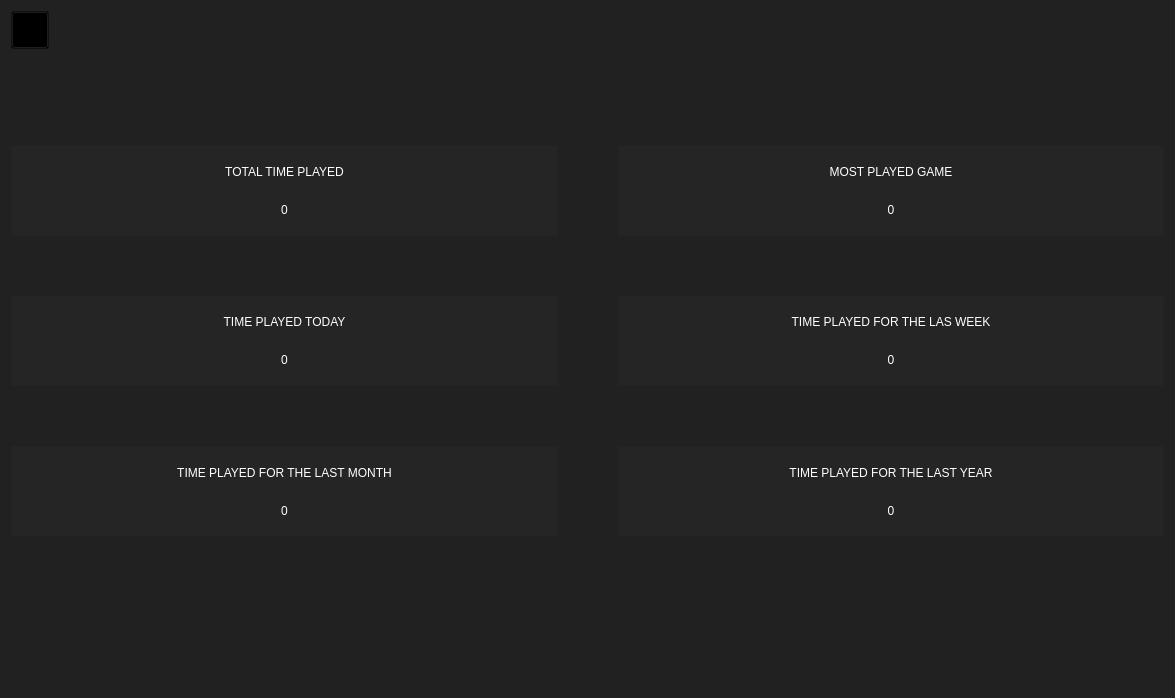
illud/crono, file stats.ui: the form before one commit.
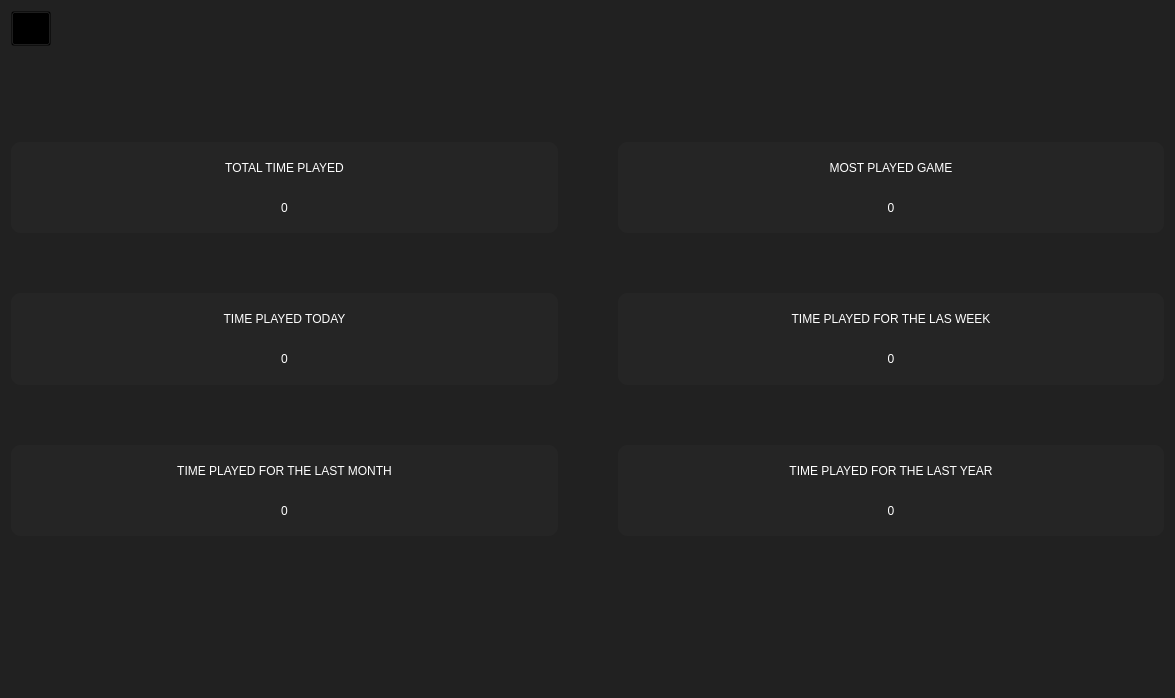
The form after the commit. Icons and pictures are not drawn.

What changed in the file:
```diff
--- a/stats.ui
+++ b/stats.ui
@@ -27,8 +27,8 @@
      </property>
      <property name="minimumSize">
       <size>
-       <width>25</width>
-       <height>25</height>
+       <width>35</width>
+       <height>35</height>
       </size>
      </property>
      <property name="cursor">
@@ -36,14 +36,15 @@
      </property>
      <property name="styleSheet">
       <string notr="true">QPushButton#btnReload { 
-	border-image: url(:/reload.png) strecth ;
+background-color:transparent;
+	/*border-image: url(:/reload.png) strecth ;
     background-repeat: no-repeat;
 	background-size: 20px 20px;
     background-color:  transparent;
  	width: 30px;
     height: 30px;
 
-	/*font: 900 9pt &quot;Arial Black&quot;;*/
+	font: 900 9pt &quot;Arial Black&quot;;*/
 	/*color: rgb(255, 255, 255);*/
     /*border: 1px;*/
 	/*border-color: rgb(255, 255, 255);*/
@@ -68,6 +69,17 @@
      <property name="text">
       <string/>
      </property>
+     <property name="icon">
+      <iconset>
+       <normalon>:/reload.png</normalon>
+      </iconset>
+     </property>
+     <property name="iconSize">
+      <size>
+       <width>33</width>
+       <height>33</height>
+      </size>
+     </property>
     </widget>
    </item>
    <item>
@@ -100,7 +112,8 @@
      <item row="0" column="1">
       <widget class="QFrame" name="frame_2">
        <property name="styleSheet">
-        <string notr="true">background-color: rgba(44, 44, 44, 100);</string>
+        <string notr="true">background-color: rgba(44, 44, 44, 100);
+border: 1px; border-radius: 10px;</string>
        </property>
        <property name="frameShape">
         <enum>QFrame::StyledPanel</enum>
@@ -155,7 +168,8 @@
      <item row="0" column="0">
       <widget class="QFrame" name="frame">
        <property name="styleSheet">
-        <string notr="true">background-color: rgba(44, 44, 44, 100);</string>
+        <string notr="true">background-color: rgba(44, 44, 44, 100);
+border: 1px; border-radius: 10px;</string>
        </property>
        <property name="frameShape">
         <enum>QFrame::StyledPanel</enum>
@@ -200,7 +214,8 @@
      <item row="2" column="0">
       <widget class="QFrame" name="frame_3">
        <property name="styleSheet">
-        <string notr="true">background-color: rgba(44, 44, 44, 100);</string>
+        <string notr="true">background-color: rgba(44, 44, 44, 100);
+border: 1px; border-radius: 10px;</string>
        </property>
        <property name="frameShape">
         <enum>QFrame::StyledPanel</enum>
@@ -245,7 +260,8 @@
      <item row="3" column="0">
       <widget class="QFrame" name="frame_5">
        <property name="styleSheet">
-        <string notr="true">background-color: rgba(44, 44, 44, 100);</string>
+        <string notr="true">background-color: rgba(44, 44, 44, 100);
+border: 1px; border-radius: 10px;</string>
        </property>
        <property name="frameShape">
         <enum>QFrame::StyledPanel</enum>
@@ -306,7 +322,8 @@
      <item row="2" column="1">
       <widget class="QFrame" name="frame_4">
        <property name="styleSheet">
-        <string notr="true">background-color: rgba(44, 44, 44, 100);</string>
+        <string notr="true">background-color: rgba(44, 44, 44, 100);
+border: 1px; border-radius: 10px;</string>
        </property>
        <property name="frameShape">
         <enum>QFrame::StyledPanel</enum>
@@ -351,7 +368,8 @@
      <item row="3" column="1">
       <widget class="QFrame" name="frame_6">
        <property name="styleSheet">
-        <string notr="true">background-color: rgba(44, 44, 44, 100);</string>
+        <string notr="true">background-color: rgba(44, 44, 44, 100);
+border: 1px; border-radius: 10px;</string>
        </property>
        <property name="frameShape">
         <enum>QFrame::StyledPanel</enum>
```
